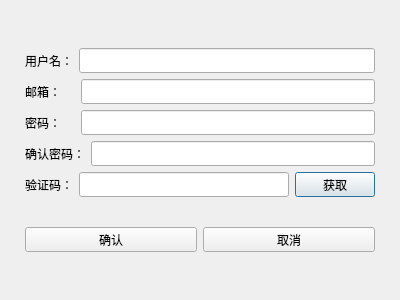
Liang-bk/chatProgram, file registerdialog.ui: the form before one commit.
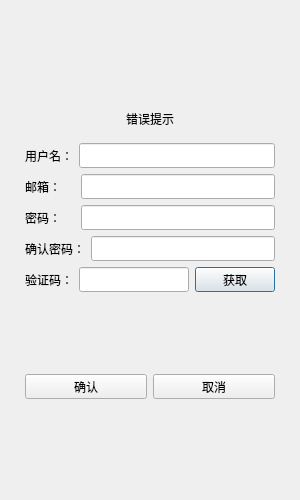
The form after the commit.

```diff
--- a/registerdialog.ui
+++ b/registerdialog.ui
@@ -6,8 +6,8 @@
    <rect>
     <x>0</x>
     <y>0</y>
-    <width>400</width>
-    <height>300</height>
+    <width>300</width>
+    <height>500</height>
    </rect>
   </property>
   <property name="windowTitle">
@@ -48,6 +48,22 @@
            </property>
           </spacer>
          </item>
+         <item>
+          <widget class="QWidget" name="widget" native="true">
+           <layout class="QVBoxLayout" name="verticalLayout_4">
+            <item>
+             <widget class="QLabel" name="err_tip">
+              <property name="text">
+               <string>错误提示</string>
+              </property>
+              <property name="alignment">
+               <set>Qt::AlignCenter</set>
+              </property>
+             </widget>
+            </item>
+           </layout>
+          </widget>
+         </item>
          <item>
           <layout class="QHBoxLayout" name="horizontalLayout">
            <item>
```
Left out of the diff: 4 changed lines with no effect on the pictures.
